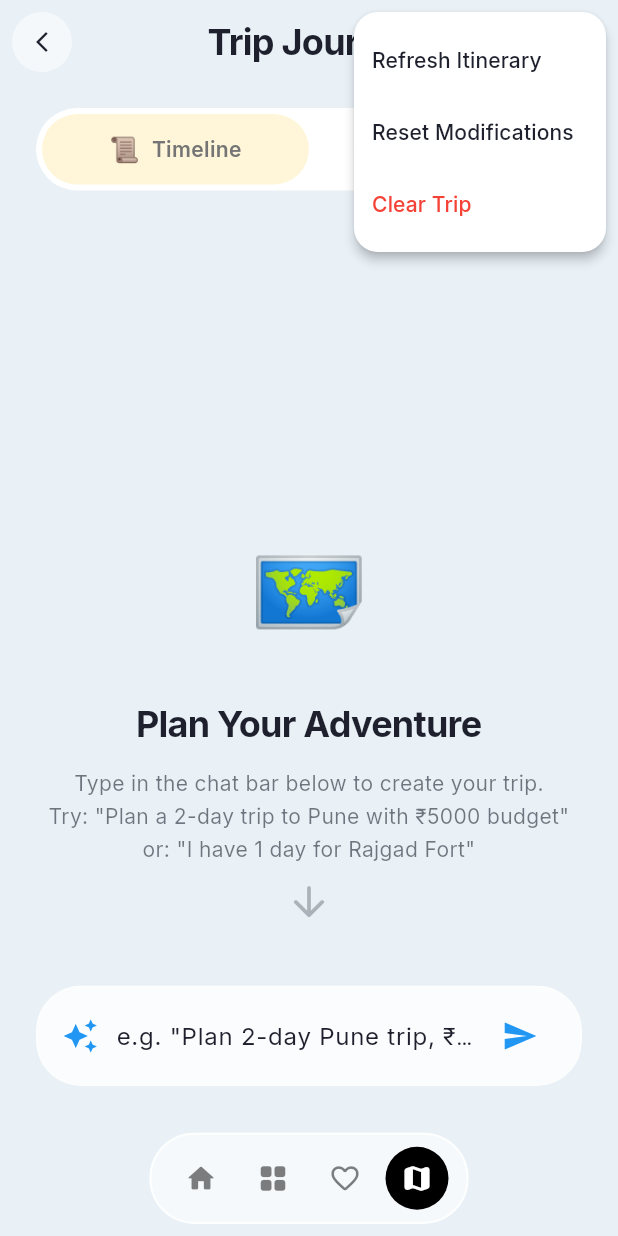
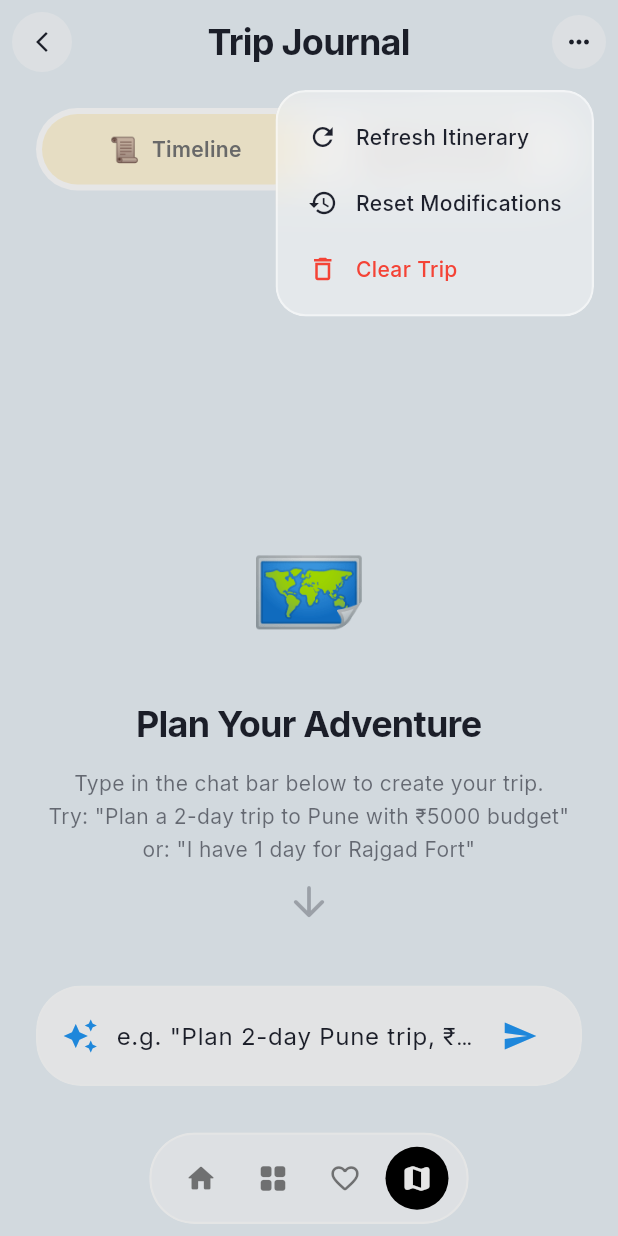
Before and after one commit to ayushD-Max/Yatra-AI, a Flutter app: the ItineraryScreen screen opened by its route, after a tap on the "keyboard control" icon, on a phone screen of 412 x 824 dp. Run offline on Flutter 3.47's test engine with Material 3 defaults, Android fonts, the phone set to English and light mode, and no system bars; our stand-ins replace cached_network_image, equatable, flutter_bloc, flutter_dotenv, go_router, google_fonts and 4 more; accounts and stored records are empty.

Commit message:
Replace PopupMenuButton with custom Glassmorphism dialog for Trip Journal screen

```diff
--- a/lib/features/itinerary/presentation/screens/itinerary_screen.dart
+++ b/lib/features/itinerary/presentation/screens/itinerary_screen.dart
@@ -58,21 +58,59 @@ class _ItineraryScreenState extends State<ItineraryScreen> {
                 color: Colors.white.withValues(alpha: 0.5),
                 shape: BoxShape.circle,
               ),
-              child: PopupMenuButton<String>(
-                icon: const Icon(
-                  Icons.more_horiz,
-                  size: 16,
-                  color: AppColors.textPrimary,
+              child: GestureDetector(
+                onTap: () {
+                  showGeneralDialog(
+                    context: context,
+                    barrierDismissible: true,
+                    barrierLabel: 'Dismiss',
+                    barrierColor: Colors.black.withValues(alpha: 0.1),
+                    transitionDuration: const Duration(milliseconds: 200),
+                    pageBuilder: (context, animation, secondaryAnimation) {
+                      return SafeArea(
+                        child: Align(
+                          alignment: Alignment.topRight,
+                          child: Padding(
+                            padding: const EdgeInsets.only(top: 60, right: 16),
+                            child: Material(
+                              color: Colors.transparent,
+                              child: GlassContainer(
+                                padding: const EdgeInsets.symmetric(vertical: 8),
+                                borderRadius: 20,
+                                color: Colors.white.withValues(alpha: 0.4),
+                                blur: 15,
+                                border: Border.all(
+                                  color: Colors.white.withValues(alpha: 0.5),
+                                  width: 1.5,
                                 ),
-                shape: RoundedRectangleBorder(
-                  borderRadius: BorderRadius.circular(16),
+                                child: IntrinsicWidth(
+                                  child: Column(
+                                    mainAxisSize: MainAxisSize.min,
+                                    crossAxisAlignment: CrossAxisAlignment.start,
+                                    children: [
+                                      _buildMenuItem(
+                                        icon: Icons.refresh,
+                                        label: 'Refresh Itinerary',
+                                        onTap: () {
+                                          Navigator.pop(context);
+                                          // Refresh logic
+                                        },
                                       ),
-                onSelected: (value) {
-                  if (value == 'refresh') {
-                    // Refresh logic
-                  } else if (value == 'reset') {
+                                      _buildMenuItem(
+                                        icon: Icons.restore,
+                                        label: 'Reset Modifications',
+                                        onTap: () {
+                                          Navigator.pop(context);
                                           // Reset modifications
-                  } else if (value == 'clear') {
+                                        },
+                                      ),
+                                      _buildMenuItem(
+                                        icon: Icons.delete_outline,
+                                        label: 'Clear Trip',
+                                        iconColor: Colors.red,
+                                        textColor: Colors.red,
+                                        onTap: () {
+                                          Navigator.pop(context);
                                           showDialog(
                                             context: context,
                                             builder: (ctx) => AlertDialog(
@@ -89,7 +127,7 @@ class _ItineraryScreenState extends State<ItineraryScreen> {
                                                   onPressed: () {
                                                     Navigator.pop(ctx);
                                                     context.read<ItineraryCubit>().clearTrip();
-                              context.pop();
+                                                    context.pop(); // Pop the itinerary screen
                                                   },
                                                   child: const Text(
                                                     'Clear',
@@ -99,25 +137,27 @@ class _ItineraryScreenState extends State<ItineraryScreen> {
                                               ],
                                             ),
                                           );
-                  }
                                         },
-                itemBuilder: (BuildContext context) => [
-                  const PopupMenuItem(
-                    value: 'refresh',
-                    child: Text('Refresh Itinerary'),
                                       ),
-                  const PopupMenuItem(
-                    value: 'reset',
-                    child: Text('Reset Modifications'),
-                  ),
-                  const PopupMenuItem(
-                    value: 'clear',
-                    child: Text(
-                      'Clear Trip',
-                      style: TextStyle(color: Colors.red),
+                                    ],
                                   ),
                                 ),
-                ],
+                              ),
+                            ),
+                          ),
+                        ),
+                      );
+                    },
+                  );
+                },
+                child: const Padding(
+                  padding: EdgeInsets.all(8.0),
+                  child: Icon(
+                    Icons.more_horiz,
+                    size: 20,
+                    color: AppColors.textPrimary,
+                  ),
+                ),
               ),
             ),
           ),
@@ -472,4 +512,32 @@ class _ItineraryScreenState extends State<ItineraryScreen> {
       },
     );
   }
+  Widget _buildMenuItem({
+    required IconData icon,
+    required String label,
+    required VoidCallback onTap,
+    Color? iconColor,
+    Color? textColor,
+  }) {
+    return InkWell(
+      onTap: onTap,
+      child: Padding(
+        padding: const EdgeInsets.symmetric(horizontal: 20, vertical: 12),
+        child: Row(
+          mainAxisSize: MainAxisSize.min,
+          children: [
+            Icon(icon, color: iconColor ?? AppColors.textPrimary, size: 20),
+            const SizedBox(width: 12),
+            Text(
+              label,
+              style: AppTextStyles.bodyMedium.copyWith(
+                color: textColor ?? AppColors.textPrimary,
+                fontWeight: FontWeight.w500,
+              ),
+            ),
+          ],
+        ),
+      ),
+    );
   }
+}
```
Lines whose indentation alone changed are shown as unchanged.
